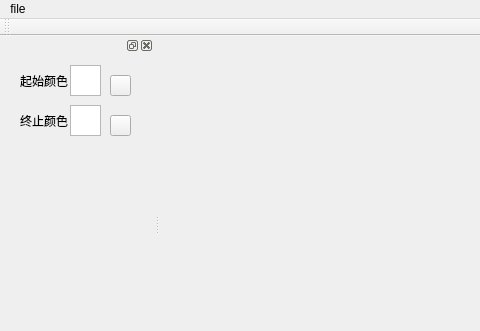
First picture: the form in mainwindow.ui, repository a343902152/GraphicsProject, before the edit; both pictures show x 0 to 480 and y 0 to 331 of the 742 by 434 pixel window.
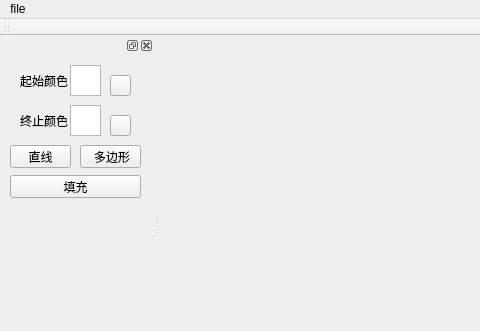
Second picture: the form after the edit.

Commit message: 添加填充相关的界面，添加shift画垂直、水平直线

The edit to the form file:
```diff
--- a/mainwindow.ui
+++ b/mainwindow.ui
@@ -122,6 +122,54 @@
       </rect>
      </property>
     </widget>
+    <widget class="QPushButton" name="btn_switch_polygon">
+     <property name="geometry">
+      <rect>
+       <x>80</x>
+       <y>90</y>
+       <width>61</width>
+       <height>23</height>
+      </rect>
+     </property>
+     <property name="focusPolicy">
+      <enum>Qt::NoFocus</enum>
+     </property>
+     <property name="text">
+      <string> 多边形</string>
+     </property>
+    </widget>
+    <widget class="QPushButton" name="btn_switch_line">
+     <property name="geometry">
+      <rect>
+       <x>10</x>
+       <y>90</y>
+       <width>61</width>
+       <height>23</height>
+      </rect>
+     </property>
+     <property name="focusPolicy">
+      <enum>Qt::NoFocus</enum>
+     </property>
+     <property name="text">
+      <string>直线</string>
+     </property>
+    </widget>
+    <widget class="QPushButton" name="btn_switch_fill">
+     <property name="geometry">
+      <rect>
+       <x>10</x>
+       <y>120</y>
+       <width>131</width>
+       <height>23</height>
+      </rect>
+     </property>
+     <property name="focusPolicy">
+      <enum>Qt::NoFocus</enum>
+     </property>
+     <property name="text">
+      <string>填充</string>
+     </property>
+    </widget>
    </widget>
   </widget>
  </widget>
```
Left out of the diff: 6 changed lines with no effect on the pictures. The commit also changes 5 other files.
